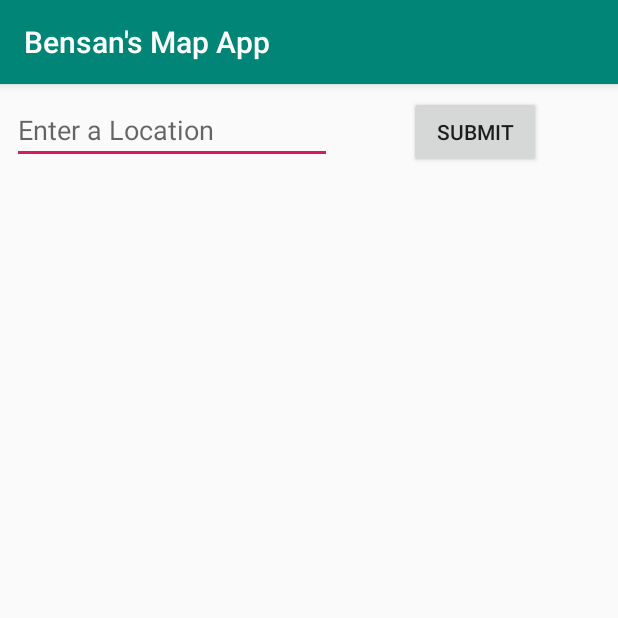
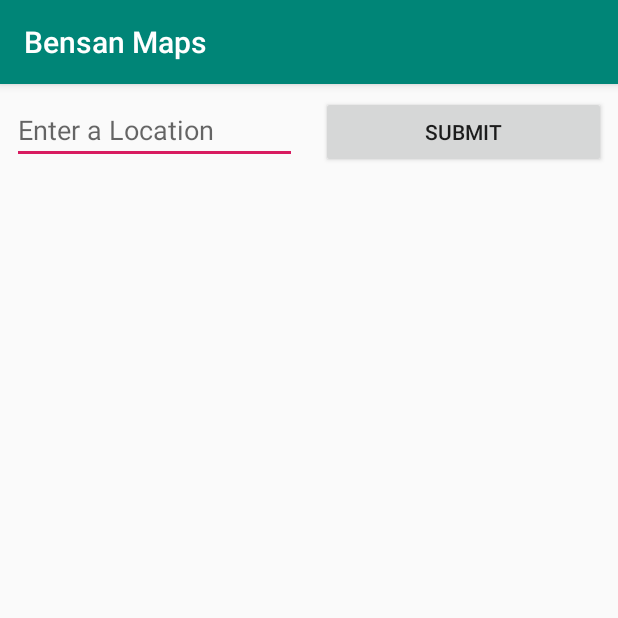
Before and after one commit to BensonKHuang/AndroidMap, an Android app: the screen it shows after launch (MainActivity), on a phone screen of 412 x 824 dp, the top half of it. Run offline under Robolectric (Android 15) with nearby library versions, the phone set to English and light mode, and no system bars.

```diff
--- a/app/src/main/res/layout/activity_main.xml
+++ b/app/src/main/res/layout/activity_main.xml
@@ -8,7 +8,7 @@
 
     <Button
         android:id="@+id/subButton"
-        android:layout_width="wrap_content"
+        android:layout_width="0dp"
         android:layout_height="wrap_content"
         android:layout_marginStart="8dp"
         android:layout_marginTop="8dp"
@@ -16,18 +16,22 @@
         android:onClick="sendLocation"
         android:text="Submit"
         app:layout_constraintEnd_toEndOf="parent"
+        app:layout_constraintHorizontal_bias="0.859"
         app:layout_constraintStart_toEndOf="@+id/locName"
         app:layout_constraintTop_toTopOf="parent" />
 
     <EditText
         android:id="@+id/locName"
-        android:layout_width="wrap_content"
+        android:layout_width="0dp"
         android:layout_height="wrap_content"
         android:layout_marginStart="8dp"
         android:layout_marginTop="8dp"
+        android:layout_marginEnd="8dp"
         android:ems="10"
         android:hint="Enter a Location"
         android:inputType="textPersonName"
+        app:layout_constraintEnd_toStartOf="@+id/subButton"
+        app:layout_constraintHorizontal_chainStyle="spread_inside"
         app:layout_constraintStart_toStartOf="parent"
         app:layout_constraintTop_toTopOf="parent" />
 </android.support.constraint.ConstraintLayout>
--- a/app/src/main/res/values/strings.xml
+++ b/app/src/main/res/values/strings.xml
@@ -1,4 +1,4 @@
 <resources>
-    <string name="app_name">Bensan\'s Map App</string>
+    <string name="app_name">Bensan Maps</string>
     <string name="title_activity_maps">Result</string>
 </resources>
```
Also changed, not shown: app/src/main/java/com/bensan/slhomework4/ListOfPlaces.java (+34 -0 lines), app/src/main/java/com/bensan/slhomework4/MainActivity.java (+8 -14 lines), app/src/main/res/layout/activity_list_of_places.xml (+13 -0 lines).
